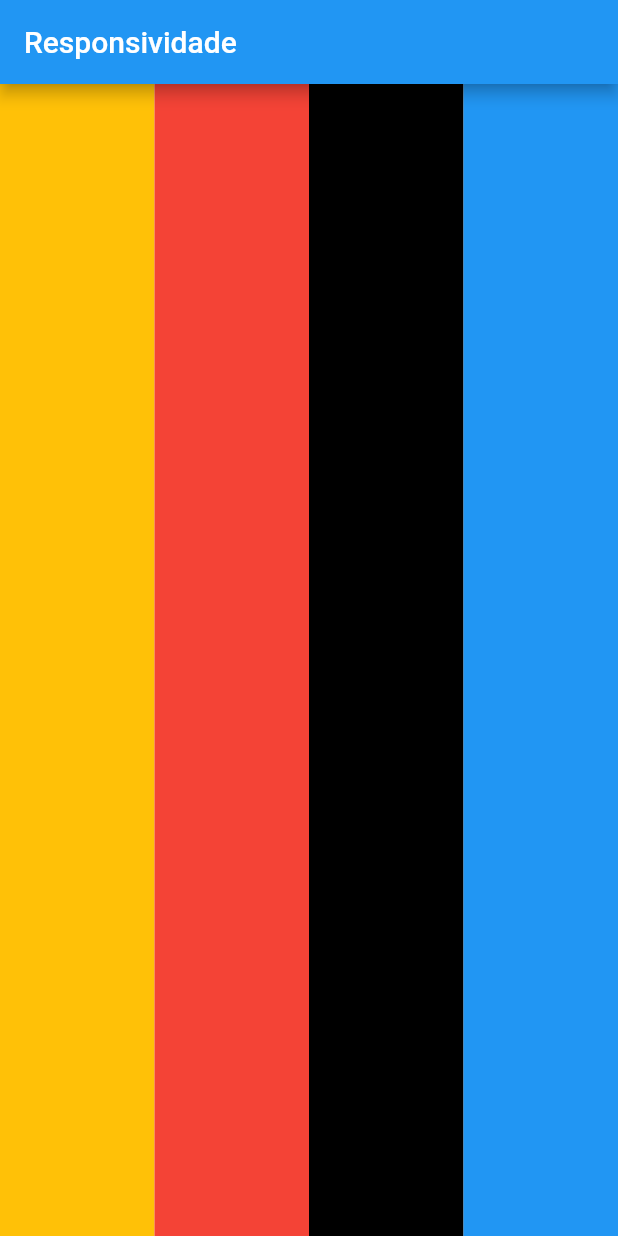
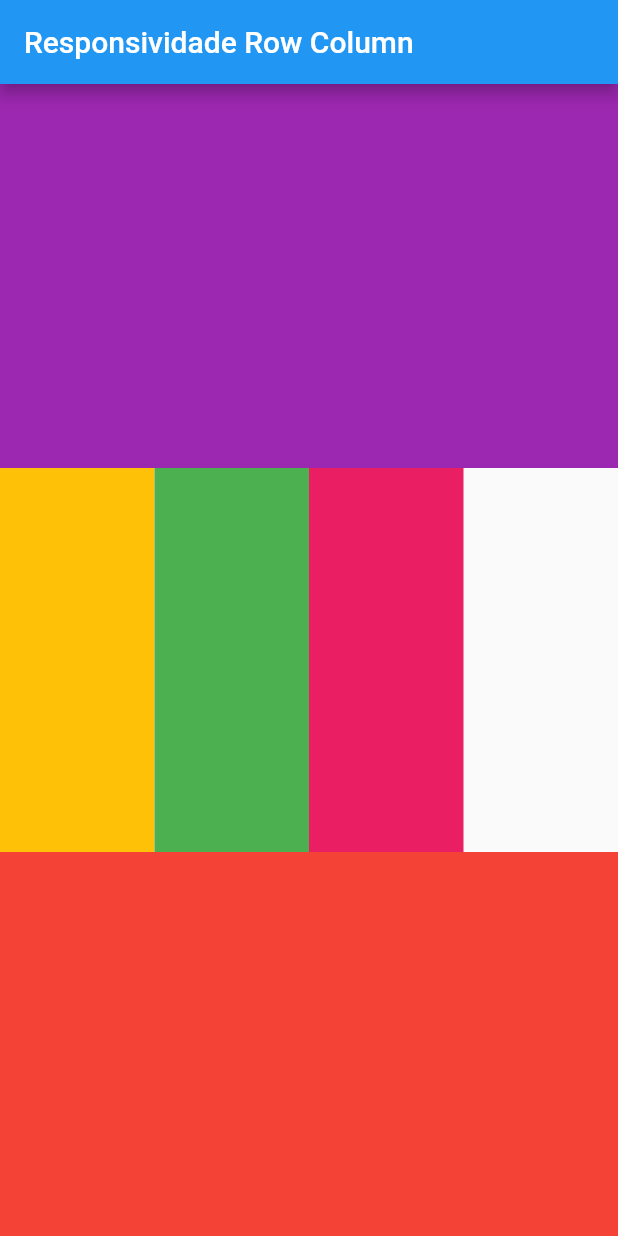
Before and after one commit to RubenManuel24/Flutter_Web_Responsividade, a Flutter app: the screen it shows after launch, on a phone screen of 412 x 824 dp. Run offline on Flutter 3.47's test engine with Material 2 defaults, Android fonts, the phone set to English and light mode, and no system bars; statements that could not run were skipped.

Commit message:
Como efetuar responsividade de Row e Column usando Expanded

```diff
--- a/lib/main.dart
+++ b/lib/main.dart
@@ -1,10 +1,11 @@
 import 'package:flutter/material.dart';
 import 'package:flutter_web/responsiidade_media_query.dart';
+import 'package:flutter_web/responsividade_row_e_column_usando_expanded.dart';
 
 void main() {
   runApp(
     MaterialApp(
-      home: ResponsiidadeMediaQuery(),
+      home: ResponsividadeRowEColumnUsandoExpanded(),
       )
   );
 }
--- a/lib/responsiidade_media_query.dart
+++ b/lib/responsiidade_media_query.dart
@@ -23,25 +23,25 @@ class _ResponsiidadeMediaQueryState extends State<ResponsiidadeMediaQuery> {
       body: Row(
         children: [
           Container(
-            height: responsividadeHeigt - responsiidadeAppBar - responsiidadeBarraStatus,
+            height: responsividadeHeigt - responsiidadeAppBar ,
             width: responsividadeWidth,
             color: Colors.amber,
 
           ),
           Container(
-            height: responsividadeHeigt - responsiidadeAppBar - responsiidadeBarraStatus,
+            height: responsividadeHeigt - responsiidadeAppBar,
             width: responsividadeWidth,
             color: Colors.red,
 
           ),
           Container(
-            height: responsividadeHeigt - responsiidadeAppBar - responsiidadeBarraStatus,
+            height: responsividadeHeigt - responsiidadeAppBar,
             width: responsividadeWidth,
             color: Colors.black,
 
           ),
           Container(
-            height: responsividadeHeigt - responsiidadeAppBar - responsiidadeBarraStatus,
+            height: responsividadeHeigt - responsiidadeAppBar,
             width: responsividadeWidth,
             color: Colors.blue
 
--- /dev/null
+++ b/lib/responsividade_row_e_column_usando_expanded.dart
@@ -0,0 +1,65 @@
+import 'package:flutter/material.dart';
+class ResponsividadeRowEColumnUsandoExpanded extends StatefulWidget {
+  const ResponsividadeRowEColumnUsandoExpanded({super.key});
+
+  @override
+  State<ResponsividadeRowEColumnUsandoExpanded> createState() => _ResponsividadeRowEColumnUsandoExpandedState();
+}
+
+class _ResponsividadeRowEColumnUsandoExpandedState extends State<ResponsividadeRowEColumnUsandoExpanded> {
+  @override
+  Widget build(BuildContext context) {
+
+    var responsividadeHeigt = MediaQuery.of(context).size.height;
+    var responsividadeWidth = MediaQuery.of(context).size.width;
+
+    return Scaffold(
+      appBar: AppBar(
+        title: Text("Responsividade Row Column"),
+      ),
+      body: Column(
+        children: [
+          Expanded(
+            flex: 2,
+            child: Container(
+              color: Colors.purple,
+          ),
+            ),
+          Expanded(
+            flex:2,
+            child: Row(
+              children: [
+                Expanded(
+                  child: Container(
+                    color: Colors.amber,
+                  )
+                ),
+                Expanded(
+                  child: Container(
+                    color: Colors.green,
+                  )
+                ),
+                Expanded(
+                  child: Container(
+                    color: Colors.pink,
+                  )
+                ),
+                Expanded(
+                  child: Container(
+                    color: Colors.indigogi,
+                  )
+                )
+              ]
+           ,)
+         ),
+         Expanded(
+          flex:2,
+            child: Container(
+              color: Colors.red,
+          ),
+         )
+       ],
+      ),
+    );
+  }
+}
```
